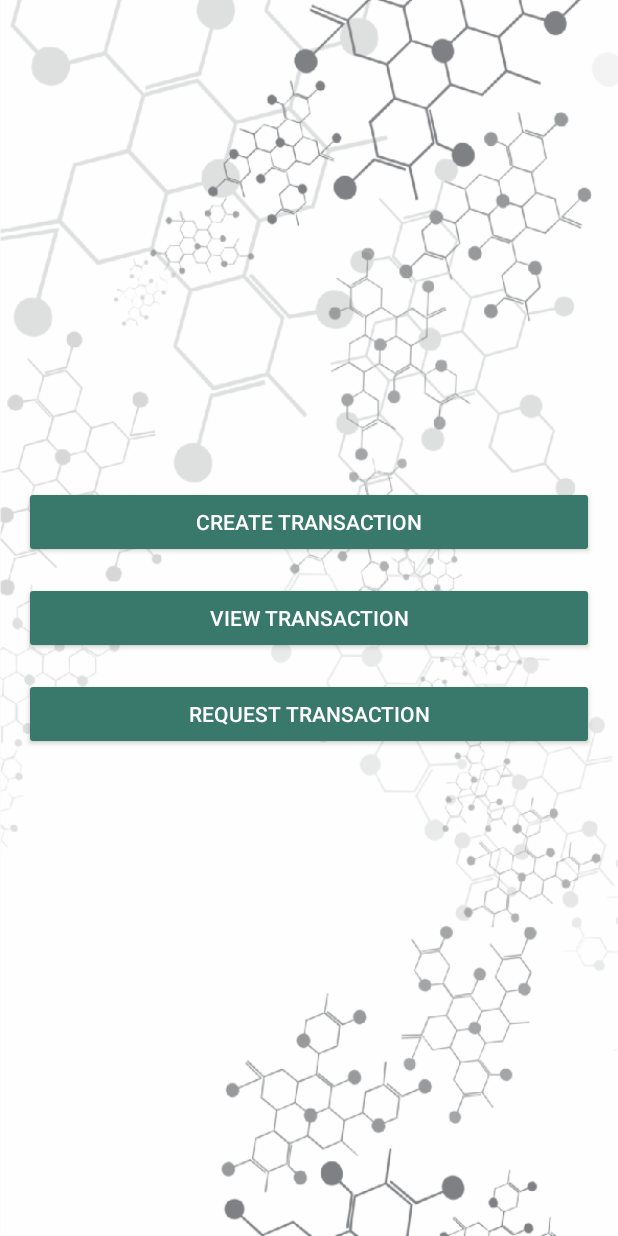
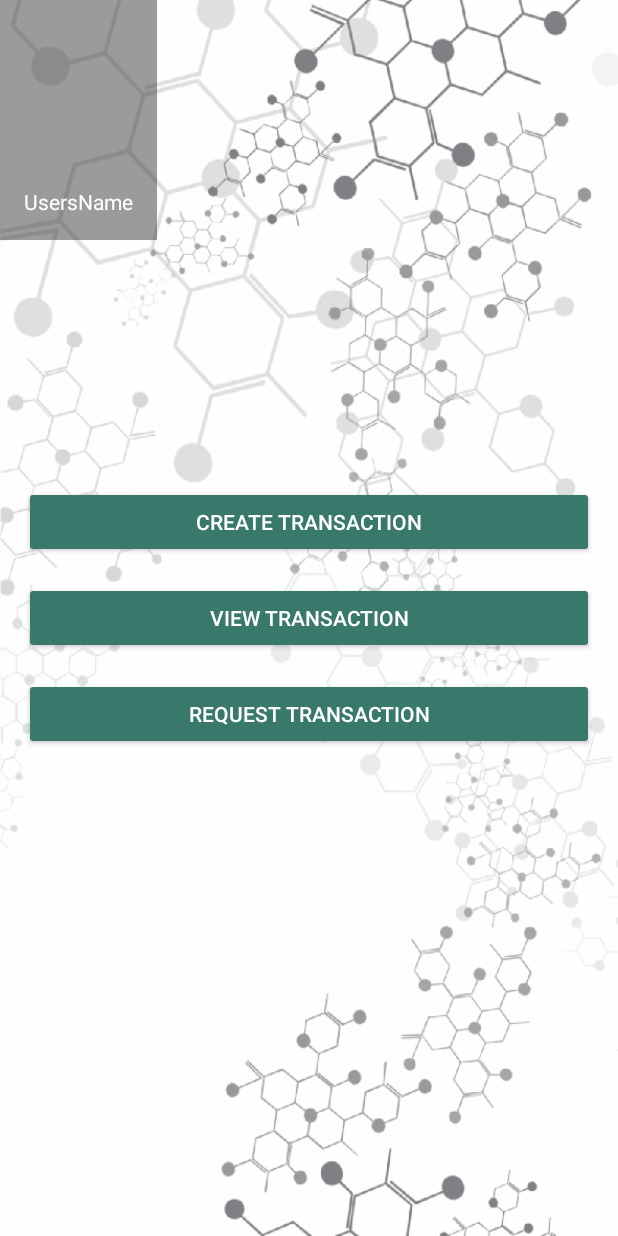
Before and after one commit to cloeg97/finalYearProjectAndroid, an Android app: the Welcome screen opened directly, with no data from a screen before it, on a phone screen of 412 x 824 dp. Run offline under Robolectric (Android 15) with nearby library versions, the phone set to English and light mode, and no system bars; our stand-ins replace Firebase (no records; nobody signed in at launch, a user with empty details on screens opened directly); plain views replace FButton.

Commit message:
create/view with errors

```diff
--- a/app/build.gradle
+++ b/app/build.gradle
@@ -34,5 +34,11 @@ dependencies {
     implementation 'com.rengwuxian.materialedittext:library:2.1.4'
     //implementation 'com.google.firebase:firebase-database:16.0.1:15.0.0'
     implementation 'com.google.firebase:firebase-database:16.0.1'
+
+    //More Libraries
+    implementation 'com.android.support:cardview-v7:28.0.0'
+    implementation 'com.android.support:recyclerview-v7:28.0.0'
+    implementation 'com.squareup.picasso:picasso:2.5.2'
+    implementation 'com.firebaseui:firebase-ui-database:1.2.0'
 }
 apply plugin: 'com.google.gms.google-services'
--- a/app/src/main/java/project/finalyearapp/Model/User.java
+++ b/app/src/main/java/project/finalyearapp/Model/User.java
@@ -1,4 +1,6 @@
 package project.finalyearapp.Model;
+
+import java.util.Currency;
 
 public class User {
     private String FirstName;
--- a/app/src/main/java/project/finalyearapp/Welcome.java
+++ b/app/src/main/java/project/finalyearapp/Welcome.java
@@ -5,10 +5,22 @@ import android.support.v7.app.AppCompatActivity;
 import android.os.Bundle;
 import android.view.View;
 import android.widget.Button;
+import android.widget.TextView;
+
+import com.google.firebase.database.DatabaseReference;
+import com.google.firebase.database.FirebaseDatabase;
+
+import project.finalyearapp.Common.Common;
 
 public class Welcome extends AppCompatActivity {
 
     Button btnMvCreate, btnMvView, btnMvRequest;
+
+    //Firebase Stuff
+    FirebaseDatabase database;
+    DatabaseReference transaction;
+
+    TextView txtFullName;
 
     @Override
     protected void onCreate(Bundle savedInstanceState) {
@@ -18,6 +30,16 @@ public class Welcome extends AppCompatActivity {
         btnMvCreate = (Button) findViewById(R.id.btnMvCreate);
         btnMvView = (Button) findViewById(R.id.btnMvView);
         btnMvRequest = (Button) findViewById(R.id.btnMvRequest);
+
+        //Init Firebase
+        database = FirebaseDatabase.getInstance();
+        transaction = database.getReference("Transaction");
+
+        //Set Name for User
+        //View headerView = navigationView.getHeaderView(0);
+        txtFullName = (TextView)findViewById(R.id.txtFullName);
+        //String fullName = (Common.currentUser.getFirstName()) + " " + (Common.currentUser.getLastName());
+       // txtFullName.setText(fullName);
 
         btnMvCreate.setOnClickListener(new View.OnClickListener() {
             @Override
--- a/app/src/main/res/layout/activity_view.xml
+++ b/app/src/main/res/layout/activity_view.xml
@@ -8,4 +8,10 @@
     tools:context=".View">
 
 
+    <android.support.v7.widget.RecyclerView
+        android:id="@+id/recycler_menu"
+        android:scrollbars="vertical"
+        android:layout_width="match_parent"
+        android:layout_height="match_parent"></android.support.v7.widget.RecyclerView>
+
 </RelativeLayout>
--- a/app/src/main/res/layout/activity_welcome.xml
+++ b/app/src/main/res/layout/activity_welcome.xml
@@ -6,6 +6,27 @@
     android:layout_height="match_parent"
     android:background="@drawable/background"
     tools:context=".Welcome">
+
+    <LinearLayout
+        android:orientation="vertical"
+        android:layout_width="wrap_content"
+        android:layout_height="160dp"
+        android:background="@color/overlayBackground"
+        android:gravity="bottom"
+        android:paddingBottom="16dp"
+        android:paddingLeft="16dp"
+        android:paddingRight="16dp"
+        android:paddingTop="16dp"
+        android:theme="@style/ThemeOverlay.AppCompat.Dark">
+
+        <TextView
+            android:id="@+id/txtFullName"
+            android:text="UsersName"
+            android:layout_width="match_parent"
+            android:layout_height="wrap_content"
+            android:paddingTop="16dp"
+            android:textAppearance="@style/TextAppearance.AppCompat.Body1"/>
+    </LinearLayout>
 
     <LinearLayout
         android:orientation="vertical"
--- a/app/src/main/res/values/colors.xml
+++ b/app/src/main/res/values/colors.xml
@@ -6,4 +6,7 @@
 
     <color name="btnRegister">#39796b</color>
     <color name="btnSignActive">#a9d440</color>
+
+    <color name="overlayBackground">#7f333639</color>
+    <color name="overlayActionBar">#0e0d0e</color>
 </resources>
```
Also changed, not shown: app/src/main/java/project/finalyearapp/Common/Common.java (added, +7 -0 lines), app/src/main/java/project/finalyearapp/Create.java (+85 -0 lines), app/src/main/java/project/finalyearapp/Interface/ItemClickListener.java (added, +7 -0 lines), app/src/main/java/project/finalyearapp/LogIn.java (+14 -2 lines), app/src/main/java/project/finalyearapp/Model/Transaction.java (added, +40 -0 lines), app/src/main/java/project/finalyearapp/View.java (+79 -0 lines), app/src/main/java/project/finalyearapp/ViewHolder/TransViewHolder.java (added, +37 -0 lines), app/src/main/res/layout/trans_item.xml (added, +47 -0 lines).
